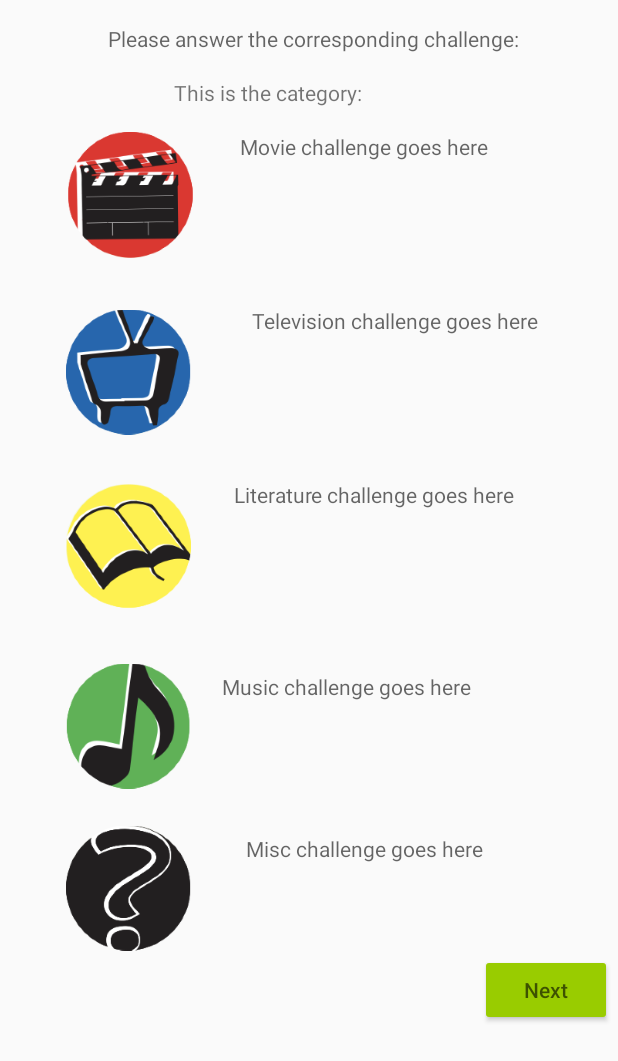
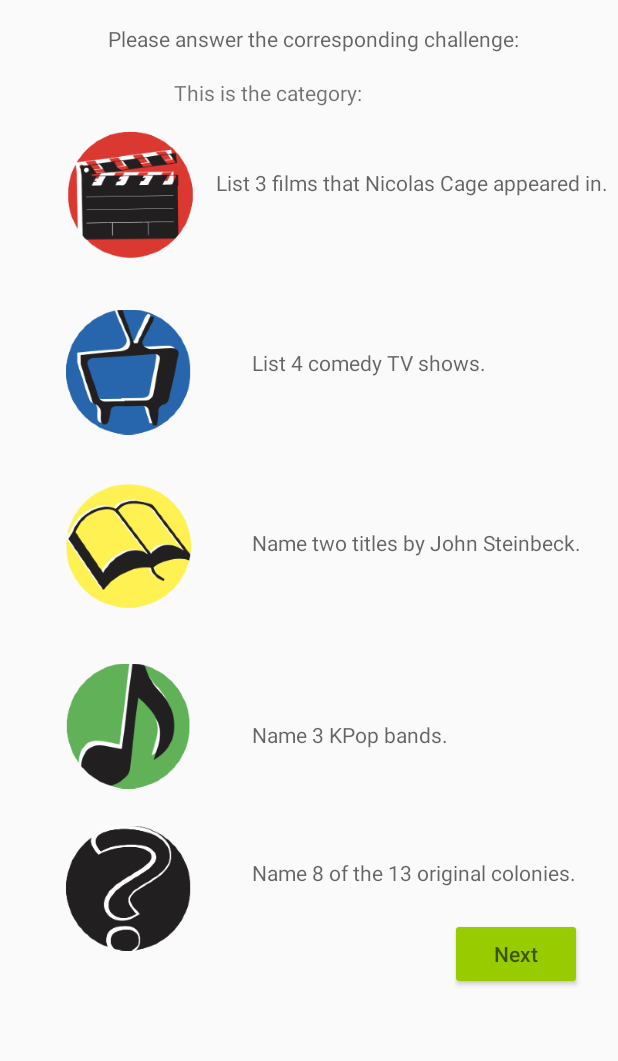
Before and after one commit to imseul/GeekOut, an Android app: the Challenge screen opened directly, with no data from a screen before it, on a phone screen of 412 x 824 dp. Shown: the top 1061 px of the screen. Run offline under Robolectric (Android 15) with nearby library versions, the light colour scheme and no system bars.

Commit message:
small changes

```diff
--- a/app/src/main/java/com/example/geek_out/Challenge.kt
+++ b/app/src/main/java/com/example/geek_out/Challenge.kt
@@ -37,7 +37,7 @@ class Challenge: Activity() {
         //for the database to be included so we can figure that out
     }
     fun next() {
-        val intent = Intent(this, Answer::class.java)
+        val intent = Intent(this, Bidding::class.java)
         startActivity(intent)
     }
 }
--- a/app/src/main/res/layout/challenge.xml
+++ b/app/src/main/res/layout/challenge.xml
@@ -40,8 +40,9 @@
         android:id="@+id/movieText"
         android:layout_width="wrap_content"
         android:layout_height="wrap_content"
-        android:layout_marginStart="160dp"
-        android:hint="Movie challenge goes here "
+        android:layout_marginStart="144dp"
+        android:layout_marginTop="24dp"
+        android:hint="List 3 films that Nicolas Cage appeared in."
         app:layout_constraintLeft_toRightOf="@+id/movie"
         app:layout_constraintStart_toStartOf="parent"
         app:layout_constraintTop_toTopOf="@id/movie" />
@@ -61,7 +62,8 @@
         android:layout_width="wrap_content"
         android:layout_height="wrap_content"
         android:layout_marginStart="124dp"
-        android:hint="Television challenge goes here "
+        android:layout_marginTop="28dp"
+        android:hint="List 4 comedy TV shows."
         app:layout_constraintLeft_toRightOf="@+id/television"
         app:layout_constraintStart_toStartOf="@+id/television"
         app:layout_constraintTop_toTopOf="@id/television" />
@@ -80,8 +82,9 @@
         android:id="@+id/literatureText"
         android:layout_width="wrap_content"
         android:layout_height="wrap_content"
-        android:layout_marginStart="112dp"
-        android:hint="Literature challenge goes here "
+        android:layout_marginStart="124dp"
+        android:layout_marginTop="32dp"
+        android:hint="Name two titles by John Steinbeck."
         app:layout_constraintLeft_toRightOf="@+id/literature"
         app:layout_constraintStart_toStartOf="@+id/literature"
         app:layout_constraintTop_toTopOf="@id/literature" />
@@ -100,9 +103,9 @@
         android:id="@+id/musicText"
         android:layout_width="wrap_content"
         android:layout_height="wrap_content"
-        android:layout_marginStart="104dp"
-        android:layout_marginTop="8dp"
-        android:hint="Music challenge goes here "
+        android:layout_marginStart="124dp"
+        android:layout_marginTop="40dp"
+        android:hint="Name 3 KPop bands."
         app:layout_constraintLeft_toRightOf="@+id/music"
         app:layout_constraintStart_toStartOf="@+id/music"
         app:layout_constraintTop_toTopOf="@id/music" />
@@ -121,9 +124,9 @@
         android:id="@+id/miscText"
         android:layout_width="wrap_content"
         android:layout_height="wrap_content"
-        android:layout_marginStart="120dp"
-        android:layout_marginTop="8dp"
-        android:hint="Misc challenge goes here "
+        android:layout_marginStart="124dp"
+        android:layout_marginTop="24dp"
+        android:hint="Name 8 of the 13 original colonies."
         app:layout_constraintLeft_toRightOf="@+id/misc"
         app:layout_constraintStart_toStartOf="@id/misc"
         app:layout_constraintTop_toTopOf="@id/misc" />
@@ -132,8 +135,8 @@
         android:id="@+id/next"
         android:layout_width="wrap_content"
         android:layout_height="wrap_content"
-        android:layout_marginStart="320dp"
-        android:layout_marginTop="636dp"
+        android:layout_marginStart="300dp"
+        android:layout_marginTop="612dp"
         android:backgroundTint="@android:color/holo_green_light"
         android:hint="Next"
         app:layout_constraintStart_toStartOf="parent"
```
Also changed, not shown: app/src/main/res/layout/discussion.xml (+5 -11 lines), 2 other files.
